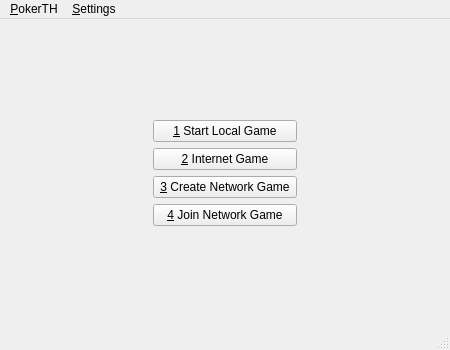
Qt form src/gui/qt/gui_800x480/startwindow_800x480.ui (pokerth/pokerth) before a commit.
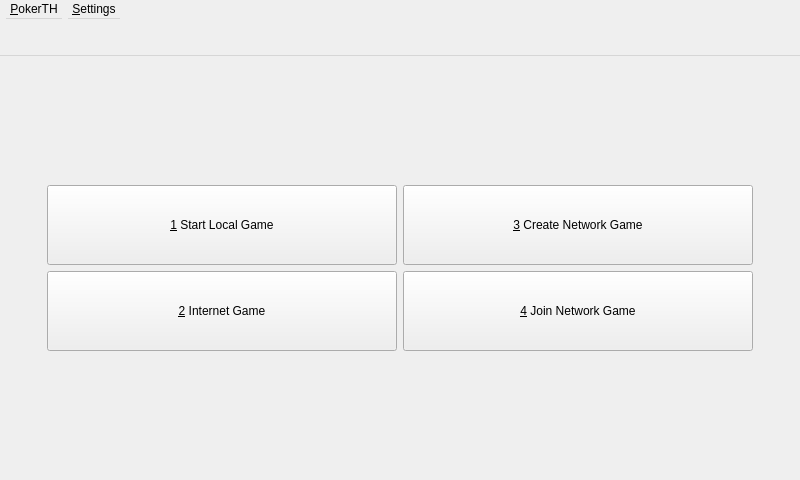
The same form after that commit. Icons and pictures are not drawn.

Commit message: complete startwindow for maemo

```diff
--- a/src/gui/qt/gui_800x480/startwindow_800x480.ui
+++ b/src/gui/qt/gui_800x480/startwindow_800x480.ui
@@ -6,26 +6,38 @@
    <rect>
     <x>0</x>
     <y>0</y>
-    <width>450</width>
-    <height>350</height>
+    <width>800</width>
+    <height>480</height>
    </rect>
   </property>
   <property name="minimumSize">
    <size>
-    <width>450</width>
-    <height>350</height>
+    <width>800</width>
+    <height>480</height>
    </size>
   </property>
   <property name="maximumSize">
    <size>
-    <width>450</width>
-    <height>350</height>
+    <width>800</width>
+    <height>480</height>
    </size>
   </property>
   <property name="windowTitle">
    <string>PokerTH - The Open-Source Texas Holdem Engine</string>
   </property>
   <widget class="QWidget" name="centralwidget">
+   <property name="minimumSize">
+    <size>
+     <width>800</width>
+     <height>424</height>
+    </size>
+   </property>
+   <property name="maximumSize">
+    <size>
+     <width>800</width>
+     <height>424</height>
+    </size>
+   </property>
    <layout class="QGridLayout" name="gridLayout_2">
     <item row="0" column="1">
      <spacer>
@@ -63,9 +75,35 @@
           <verstretch>0</verstretch>
          </sizepolicy>
         </property>
+        <property name="minimumSize">
+         <size>
+          <width>350</width>
+          <height>80</height>
+         </size>
+        </property>
+        <property name="maximumSize">
+         <size>
+          <width>350</width>
+          <height>80</height>
+         </size>
+        </property>
+        <property name="font">
+         <font>
+          <pointsize>9</pointsize>
+          <weight>50</weight>
+          <italic>false</italic>
+          <bold>false</bold>
+         </font>
+        </property>
         <property name="focusPolicy">
          <enum>Qt::NoFocus</enum>
         </property>
+        <property name="autoFillBackground">
+         <bool>false</bool>
+        </property>
+        <property name="styleSheet">
+         <string notr="true"/>
+        </property>
         <property name="text">
          <string>&amp;1 Start Local Game</string>
         </property>
@@ -89,9 +127,24 @@
           <verstretch>0</verstretch>
          </sizepolicy>
         </property>
+        <property name="minimumSize">
+         <size>
+          <width>350</width>
+          <height>80</height>
+         </size>
+        </property>
+        <property name="maximumSize">
+         <size>
+          <width>350</width>
+          <height>80</height>
+         </size>
+        </property>
         <property name="focusPolicy">
          <enum>Qt::NoFocus</enum>
         </property>
+        <property name="styleSheet">
+         <string notr="true"/>
+        </property>
         <property name="text">
          <string>&amp;2 Internet Game</string>
         </property>
@@ -107,7 +160,7 @@
         </property>
        </widget>
       </item>
-      <item row="2" column="0">
+      <item row="0" column="1">
        <widget class="QPushButton" name="pushButton_Create_Network_Game">
         <property name="sizePolicy">
          <sizepolicy hsizetype="MinimumExpanding" vsizetype="Preferred">
@@ -115,9 +168,24 @@
           <verstretch>0</verstretch>
          </sizepolicy>
         </property>
+        <property name="minimumSize">
+         <size>
+          <width>350</width>
+          <height>80</height>
+         </size>
+        </property>
+        <property name="maximumSize">
+         <size>
+          <width>350</width>
+          <height>80</height>
+         </size>
+        </property>
         <property name="focusPolicy">
          <enum>Qt::NoFocus</enum>
         </property>
+        <property name="styleSheet">
+         <string notr="true"/>
+        </property>
         <property name="text">
          <string>&amp;3 Create Network Game</string>
         </property>
@@ -133,7 +201,7 @@
         </property>
        </widget>
       </item>
-      <item row="3" column="0">
+      <item row="1" column="1">
        <widget class="QPushButton" name="pushButton_Join_Network_Game">
         <property name="sizePolicy">
          <sizepolicy hsizetype="MinimumExpanding" vsizetype="Preferred">
@@ -197,10 +265,22 @@
     <rect>
      <x>0</x>
      <y>0</y>
-     <width>450</width>
-     <height>20</height>
+     <width>800</width>
+     <height>56</height>
     </rect>
    </property>
+   <property name="minimumSize">
+    <size>
+     <width>800</width>
+     <height>56</height>
+    </size>
+   </property>
+   <property name="maximumSize">
+    <size>
+     <width>800</width>
+     <height>56</height>
+    </size>
+   </property>
    <widget class="QMenu" name="menuPokerTH">
     <property name="title">
      <string>&amp;PokerTH</string>
@@ -227,7 +307,6 @@
    <addaction name="menuPokerTH"/>
    <addaction name="menuSettings"/>
   </widget>
-  <widget class="QStatusBar" name="statusbar"/>
   <action name="actionStart_Local_Game">
    <property name="icon">
     <iconset resource="resources/pokerth.qrc">
```
Left out of the diff: 116 changed lines with no effect on the pictures. The commit also changes 7 other files.
